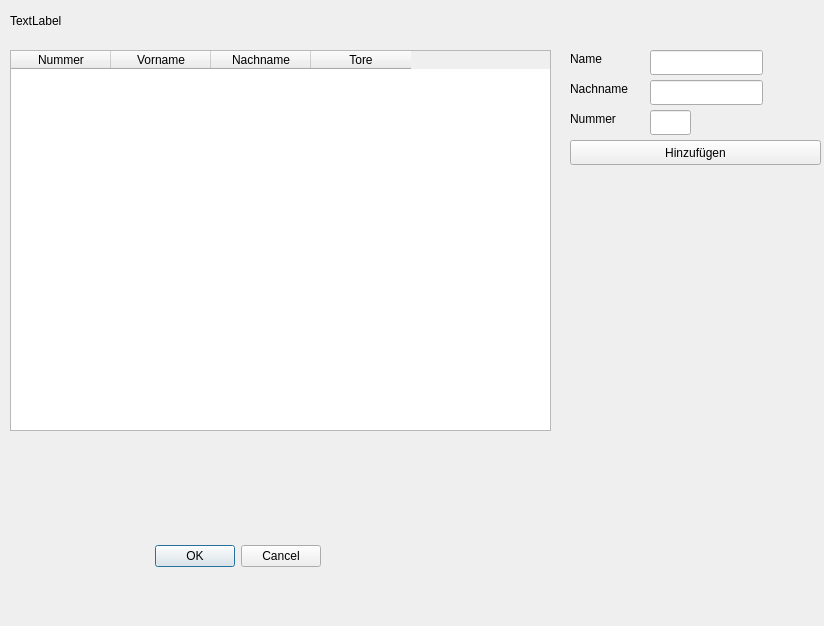
The window that ui/team_members.ui (tapir442/py-match-fit) describes before a commit, drawn with Qt 5.
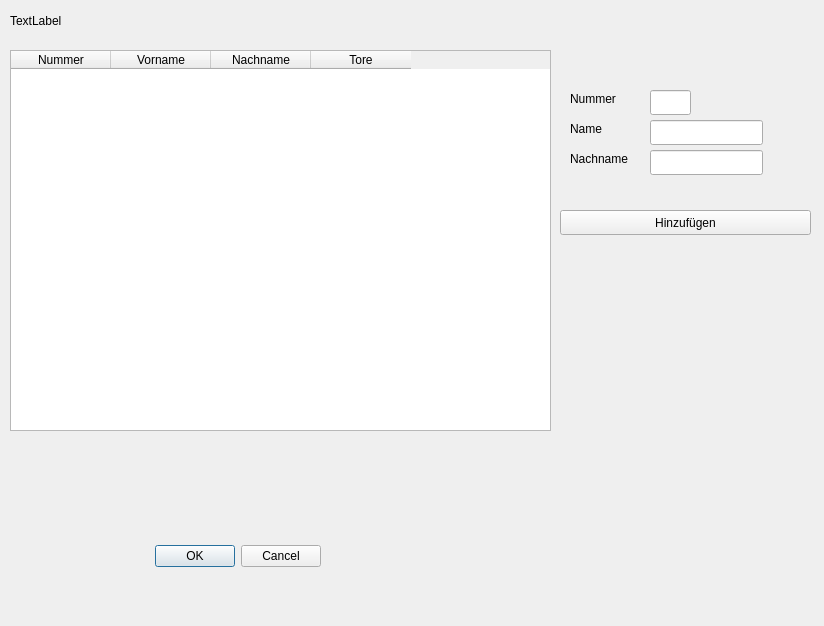
The same window after the commit.

```diff
--- a/ui/team_members.ui
+++ b/ui/team_members.ui
@@ -75,8 +75,8 @@
   <widget class="QPushButton" name="add_player">
    <property name="geometry">
     <rect>
-     <x>570</x>
-     <y>140</y>
+     <x>560</x>
+     <y>210</y>
      <width>251</width>
      <height>25</height>
     </rect>
@@ -89,7 +89,7 @@
    <property name="geometry">
     <rect>
      <x>650</x>
-     <y>50</y>
+     <y>120</y>
      <width>113</width>
      <height>25</height>
     </rect>
@@ -99,7 +99,7 @@
    <property name="geometry">
     <rect>
      <x>650</x>
-     <y>80</y>
+     <y>150</y>
      <width>113</width>
      <height>25</height>
     </rect>
@@ -109,7 +109,7 @@
    <property name="geometry">
     <rect>
      <x>650</x>
-     <y>110</y>
+     <y>90</y>
      <width>41</width>
      <height>25</height>
     </rect>
@@ -119,7 +119,7 @@
    <property name="geometry">
     <rect>
      <x>570</x>
-     <y>50</y>
+     <y>120</y>
      <width>61</width>
      <height>17</height>
     </rect>
@@ -132,7 +132,7 @@
    <property name="geometry">
     <rect>
      <x>570</x>
-     <y>80</y>
+     <y>150</y>
      <width>71</width>
      <height>17</height>
     </rect>
@@ -145,7 +145,7 @@
    <property name="geometry">
     <rect>
      <x>570</x>
-     <y>110</y>
+     <y>90</y>
      <width>54</width>
      <height>17</height>
     </rect>
```
Left out of the diff: 12 changed lines with no effect on the pictures.
